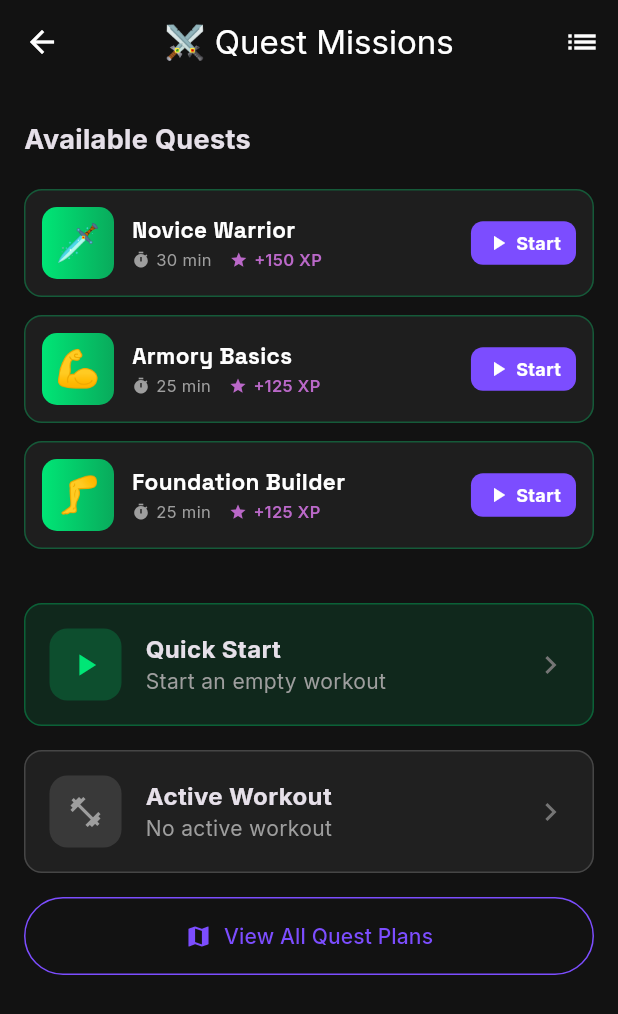
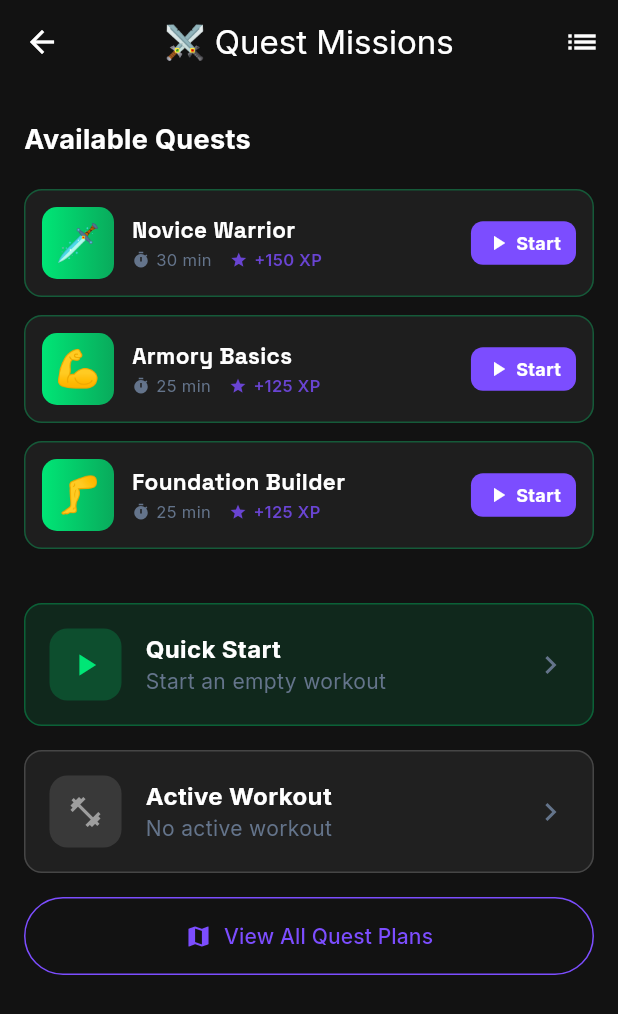
Before and after one commit to owdvertsbot/Workout-flutter-app, a Flutter app: the _WorkoutHubScreen screen opened directly, on a phone screen of 412 x 824 dp. Shown: the top 1014 px of the screen. Run offline on Flutter 3.47's test engine with Material 3 defaults, Android fonts, the phone set to English and light mode, and no system bars; our stand-ins replace connectivity_plus, drift, flutter_riverpod, google_fonts, shared_preferences; accounts and stored records are empty; generated files the repository leaves out were written again.

Commit message:
refactor: extract hardcoded colors to centralized AppColors class
Created lib/core/app_colors.dart with centralized color definitions. Updated main.dart to use AppColors instead of hardcoded values. This is phase 1 of the color refactoring.

```diff
--- /dev/null
+++ b/lib/core/app_colors.dart
@@ -0,0 +1,95 @@
+import 'package:flutter/material.dart';
+
+/// Centralized color definitions for the app.
+/// Use these colors instead of hardcoded values throughout the codebase.
+
+class AppColors {
+  AppColors._();
+
+  // Brand Colors
+  static const Color primary = Color(0xFF00E676);
+  static const Color secondary = Color(0xFF7C4DFF);
+  static const Color tertiary = Color(0xFFFFD700);
+
+  // Background Colors (Dark Theme)
+  static const Color backgroundDark = Color(0xFF121212);
+  static const Color surfaceDark = Color(0xFF1E1E1E);
+  static const Color cardDark = Color(0xFF1E1E1E);
+
+  // Background Colors (Light Theme)
+  static const Color backgroundLight = Color(0xFFF5F5F5);
+  static const Color surfaceLight = Colors.white;
+  static const Color cardLight = Colors.white;
+
+  // Difficulty Colors
+  static const Color difficultyBeginner = Color(0xFF00E676);
+  static const Color difficultyIntermediate = Color(0xFFFFB300);
+  static const Color difficultyAdvanced = Color(0xFFFF5252);
+
+  // Semantic Colors
+  static const Color success = Color(0xFF00E676);
+  static const Color warning = Color(0xFFFFB300);
+  static const Color error = Color(0xFFFF5252);
+  static const Color info = Color(0xFF2196F3);
+
+  // XP & Level Colors
+  static const Color xpGold = Color(0xFFFFD700);
+  static const Color levelPurple = Color(0xFF7C4DFF);
+
+  // Text Colors
+  static const Color textPrimaryDark = Colors.white;
+  static const Color textSecondaryDark = Color(0xFF94A3B8);
+  static const Color textMutedDark = Color(0xFF64748B);
+
+  static const Color textPrimaryLight = Colors.black;
+  static const Color textSecondaryLight = Color(0xFF64748B);
+  static const Color textMutedLight = Color(0xFF94A3B8);
+
+  // Border Colors
+  static const Color borderDark = Color(0xFF2D2D2D);
+  static const Color borderLight = Color(0xFFE0E0E0);
+
+  // Helper method to get color for difficulty
+  static Color getDifficultyColor(String difficulty) {
+    switch (difficulty.toUpperCase()) {
+      case 'BEGINNER':
+        return difficultyBeginner;
+      case 'INTERMEDIATE':
+        return difficultyIntermediate;
+      case 'ADVANCED':
+        return difficultyAdvanced;
+      default:
+        return Colors.grey;
+    }
+  }
+
+  // Helper method to get background color based on brightness
+  static Color getBackgroundColor(Brightness brightness) {
+    return brightness == Brightness.dark ? backgroundDark : backgroundLight;
+  }
+
+  // Helper method to get surface color based on brightness
+  static Color getSurfaceColor(Brightness brightness) {
+    return brightness == Brightness.dark ? surfaceDark : surfaceLight;
+  }
+
+  // Helper method to get card color based on brightness
+  static Color getCardColor(Brightness brightness) {
+    return brightness == Brightness.dark ? cardDark : cardLight;
+  }
+
+  // Helper method to get text primary color based on brightness
+  static Color getTextPrimaryColor(Brightness brightness) {
+    return brightness == Brightness.dark ? textPrimaryDark : textPrimaryLight;
+  }
+
+  // Helper method to get text secondary color based on brightness
+  static Color getTextSecondaryColor(Brightness brightness) {
+    return brightness == Brightness.dark ? textSecondaryDark : textSecondaryLight;
+  }
+
+  // Helper method to get text muted color based on brightness
+  static Color getTextMutedColor(Brightness brightness) {
+    return brightness == Brightness.dark ? textMutedDark : textMutedLight;
+  }
+}
--- a/lib/main.dart
+++ b/lib/main.dart
@@ -1,6 +1,7 @@
 import 'package:flutter/material.dart';
 import 'package:flutter_riverpod/flutter_riverpod.dart';
 import 'package:google_fonts/google_fonts.dart';
+import 'core/app_colors.dart';
 import 'providers/providers.dart';
 import 'screens/screens.dart';
 import 'models/models.dart';
@@ -33,27 +34,27 @@ class RPGWorkoutApp extends ConsumerWidget {
       useMaterial3: true,
       brightness: brightness,
       colorScheme: ColorScheme.fromSeed(
-        seedColor: const Color(0xFF00E676),
+        seedColor: AppColors.primary,
         brightness: brightness,
-        primary: const Color(0xFF00E676),
-        secondary: const Color(0xFF7C4DFF),
-        tertiary: const Color(0xFFFFD700),
-        surface: isDark ? const Color(0xFF1E1E1E) : Colors.white,
+        primary: AppColors.primary,
+        secondary: AppColors.secondary,
+        tertiary: AppColors.tertiary,
+        surface: isDark ? AppColors.surfaceDark : AppColors.surfaceLight,
       ),
-      scaffoldBackgroundColor: isDark ? const Color(0xFF121212) : const Color(0xFFF5F5F5),
+      scaffoldBackgroundColor: isDark ? AppColors.backgroundDark : AppColors.backgroundLight,
       textTheme: GoogleFonts.interTextTheme(ThemeData(brightness: brightness).textTheme),
       appBarTheme: AppBarTheme(
         centerTitle: true,
         elevation: 0,
-        backgroundColor: isDark ? const Color(0xFF121212) : Colors.white,
-        foregroundColor: isDark ? Colors.white : Colors.black,
+        backgroundColor: isDark ? AppColors.backgroundDark : AppColors.surfaceLight,
+        foregroundColor: isDark ? AppColors.textPrimaryDark : AppColors.textPrimaryLight,
       ),
       cardTheme: CardTheme(
         elevation: 0,
         shape: RoundedRectangleBorder(
           borderRadius: BorderRadius.circular(12),
         ),
-        color: isDark ? const Color(0xFF1E1E1E) : Colors.white,
+        color: isDark ? AppColors.cardDark : AppColors.cardLight,
       ),
       elevatedButtonTheme: ElevatedButtonThemeData(
         style: ElevatedButton.styleFrom(
@@ -65,7 +66,7 @@ class RPGWorkoutApp extends ConsumerWidget {
       ),
       inputDecorationTheme: InputDecorationTheme(
         filled: true,
-        fillColor: isDark ? const Color(0xFF1E1E1E) : Colors.grey[100],
+        fillColor: isDark ? AppColors.surfaceDark : Colors.grey[100],
         border: OutlineInputBorder(
           borderRadius: BorderRadius.circular(12),
           borderSide: BorderSide.none,
@@ -162,7 +163,7 @@ class _WorkoutHubScreen extends ConsumerWidget {
     return Scaffold(
       appBar: AppBar(
         title: const Text('⚔️ Quest Missions'),
-        backgroundColor: const Color(0xFF121212),
+        backgroundColor: AppColors.backgroundDark,
         actions: [
           IconButton(
             icon: const Icon(Icons.list),
@@ -183,7 +184,7 @@ class _WorkoutHubScreen extends ConsumerWidget {
             Container(
               padding: const EdgeInsets.all(24),
               decoration: BoxDecoration(
-                color: Colors.grey[900],
+                color: AppColors.surfaceDark,
                 borderRadius: BorderRadius.circular(12),
               ),
               child: Column(
@@ -193,7 +194,7 @@ class _WorkoutHubScreen extends ConsumerWidget {
                   Text(
                     'All quests completed!',
                     style: GoogleFonts.inter(
-                      color: Colors.grey[400],
+                      color: AppColors.textSecondaryDark,
                       fontSize: 16,
                       fontWeight: FontWeight.bold,
                     ),
@@ -202,7 +203,7 @@ class _WorkoutHubScreen extends ConsumerWidget {
                   Text(
                     'Check back tomorrow for new quests',
                     style: GoogleFonts.inter(
-                      color: Colors.grey[600],
+                      color: AppColors.textMutedDark,
                       fontSize: 12,
                     ),
                   ),
@@ -219,7 +220,7 @@ class _WorkoutHubScreen extends ConsumerWidget {
             title: 'Quick Start',
             subtitle: 'Start an empty workout',
             icon: Icons.play_arrow,
-            color: const Color(0xFF00E676),
+            color: AppColors.primary,
             onTap: () {
               ref.read(activeWorkoutProvider.notifier).startWorkout();
               Navigator.push(context, MaterialPageRoute(builder: (_) => const ActiveWorkoutScreen()));
@@ -232,7 +233,7 @@ class _WorkoutHubScreen extends ConsumerWidget {
             title: 'Active Workout',
             subtitle: activeWorkout != null ? 'Workout in progress' : 'No active workout',
             icon: Icons.fitness_center,
-            color: activeWorkout != null ? const Color(0xFFFFD700) : Colors.grey,
+            color: activeWorkout != null ? AppColors.xpGold : Colors.grey,
             onTap: () {
               if (activeWorkout != null) {
                 Navigator.push(context, MaterialPageRoute(builder: (_) => const ActiveWorkoutScreen()));
@@ -250,8 +251,8 @@ class _WorkoutHubScreen extends ConsumerWidget {
             label: const Text('View All Quest Plans'),
             style: OutlinedButton.styleFrom(
               padding: const EdgeInsets.symmetric(vertical: 16),
-              side: const BorderSide(color: Color(0xFF7C4DFF)),
-              foregroundColor: const Color(0xFF7C4DFF),
+              side: const BorderSide(color: AppColors.secondary),
+              foregroundColor: AppColors.secondary,
             ),
           ),
         ],
@@ -268,11 +269,11 @@ class _PlanQuickCard extends StatelessWidget {
 
   @override
   Widget build(BuildContext context) {
-    final difficultyColor = _getDifficultyColor(plan.difficulty);
+    final difficultyColor = AppColors.getDifficultyColor(plan.difficulty);
 
     return Card(
       margin: const EdgeInsets.only(bottom: 12),
-      color: const Color(0xFF1E1E1E),
+      color: AppColors.cardDark,
       shape: RoundedRectangleBorder(
         borderRadius: BorderRadius.circular(12),
         side: BorderSide(
@@ -314,29 +315,29 @@ class _PlanQuickCard extends StatelessWidget {
                       style: GoogleFonts.spaceGrotesk(
                         fontSize: 15,
                         fontWeight: FontWeight.bold,
-                        color: Colors.white,
+                        color: AppColors.textPrimaryDark,
                       ),
                     ),
                     const SizedBox(height: 2),
                     Row(
                       children: [
-                        Icon(Icons.timer, size: 12, color: Colors.grey[500]),
+                        Icon(Icons.timer, size: 12, color: AppColors.textMutedDark),
                         const SizedBox(width: 4),
                         Text(
                           '${plan.estimatedMinutes} min',
                           style: GoogleFonts.inter(
                             fontSize: 11,
-                            color: Colors.grey[500],
+                            color: AppColors.textMutedDark,
                           ),
                         ),
                         const SizedBox(width: 12),
-                        Icon(Icons.star, size: 12, color: Colors.purple[300]),
+                        Icon(Icons.star, size: 12, color: AppColors.secondary.withOpacity(0.8)),
                         const SizedBox(width: 4),
                         Text(
                           '+${plan.xpReward} XP',
                           style: GoogleFonts.inter(
                             fontSize: 11,
-                            color: Colors.purple[300],
+                            color: AppColors.secondary.withOpacity(0.8),
                             fontWeight: FontWeight.w600,
                           ),
                         ),
@@ -348,7 +349,7 @@ class _PlanQuickCard extends StatelessWidget {
               Container(
                 padding: const EdgeInsets.symmetric(horizontal: 10, vertical: 6),
                 decoration: BoxDecoration(
-                  color: const Color(0xFF7C4DFF),
+                  color: AppColors.secondary,
                   borderRadius: BorderRadius.circular(8),
                 ),
                 child: Row(
@@ -372,19 +373,6 @@ class _PlanQuickCard extends StatelessWidget {
         ),
       ),
     );
-  }
-
-  Color _getDifficultyColor(String difficulty) {
-    switch (difficulty) {
-      case 'BEGINNER':
-        return const Color(0xFF00E676);
-      case 'INTERMEDIATE':
-        return const Color(0xFFFFB300);
-      case 'ADVANCED':
-        return const Color(0xFFFF5252);
-      default:
-        return Colors.grey;
-    }
   }
 }
 
@@ -421,12 +409,12 @@ class _HubCard extends StatelessWidget {
               child: Column(
                 crossAxisAlignment: CrossAxisAlignment.start,
                 children: [
-                  Text(title, style: GoogleFonts.inter(fontWeight: FontWeight.bold, fontSize: 16)),
-                  Text(subtitle, style: GoogleFonts.inter(color: Colors.grey, fontSize: 14)),
+                  Text(title, style: GoogleFonts.inter(fontWeight: FontWeight.bold, fontSize: 16, color: AppColors.textPrimaryDark)),
+                  Text(subtitle, style: GoogleFonts.inter(color: AppColors.textMutedDark, fontSize: 14)),
                 ],
               ),
             ),
-            Icon(Icons.chevron_right, color: Colors.grey[600]),
+            Icon(Icons.chevron_right, color: AppColors.textMutedDark),
           ],
         ),
       ),
@@ -442,7 +430,7 @@ class _SectionHeader extends StatelessWidget {
   Widget build(BuildContext context) {
     return Padding(
       padding: const EdgeInsets.symmetric(vertical: 8),
-      child: Text(title, style: GoogleFonts.inter(fontSize: 18, fontWeight: FontWeight.bold)),
+      child: Text(title, style: GoogleFonts.inter(fontSize: 18, fontWeight: FontWeight.bold, color: AppColors.textPrimaryDark)),
     );
   }
 }
```
